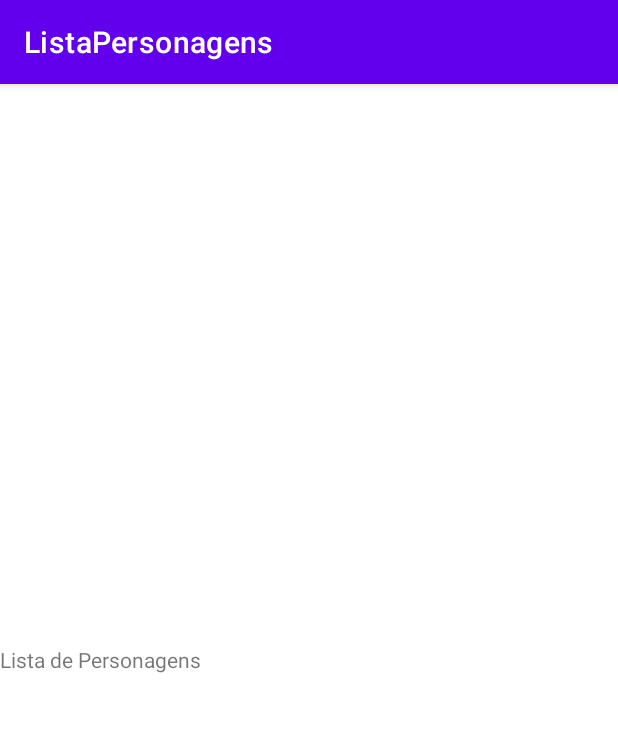
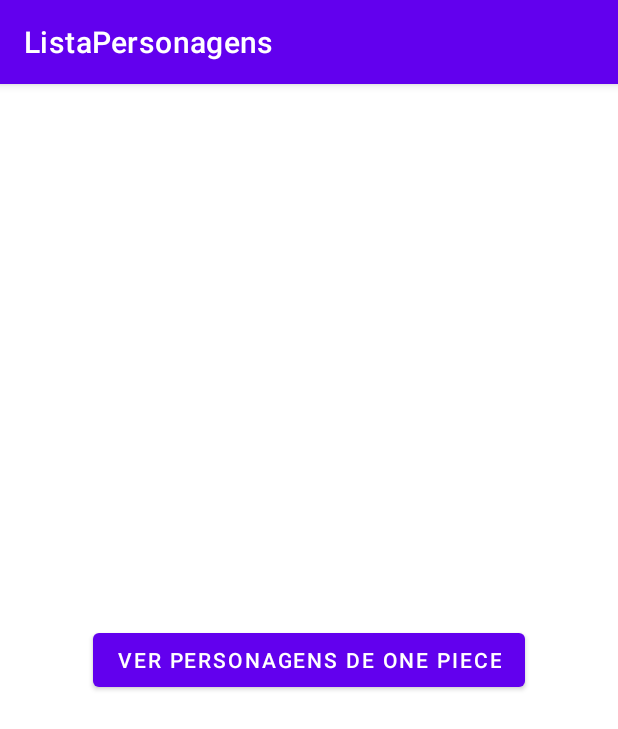
Before and after one commit to Madadabi/ListaPersonagens, an Android app: the screen it shows after launch (MainActivity), on a phone screen of 412 x 824 dp. Shown: the top 729 px of the screen. Run offline under Robolectric (Android 15) with nearby library versions, the phone set to English and light mode, and no system bars.

Commit message:
MainLayout: View inicial do app

```diff
--- a/app/src/main/res/layout/main_activity.xml
+++ b/app/src/main/res/layout/main_activity.xml
@@ -1,15 +1,17 @@
 <?xml version="1.0" encoding="utf-8"?>
-<LinearLayout xmlns:android="http://schemas.android.com/apk/res/android"
+<RelativeLayout xmlns:android="http://schemas.android.com/apk/res/android"
     xmlns:app="http://schemas.android.com/apk/res-auto"
     xmlns:tools="http://schemas.android.com/tools"
     android:layout_width="match_parent"
     android:layout_height="match_parent"
     tools:context=".MainActivity">
 
-    <TextView
+    <Button
         android:layout_width="wrap_content"
         android:layout_height="wrap_content"
-        android:text="Lista de Personagens"
-        android:layout_gravity="center_vertical"/>
+        android:text="Ver personagens de One Piece"
+        android:layout_centerInParent="true"
+        android:id="@+id/btnMain"
+        android:onClick="sendMessage"/>
 
-</LinearLayout>
+</RelativeLayout>
```
